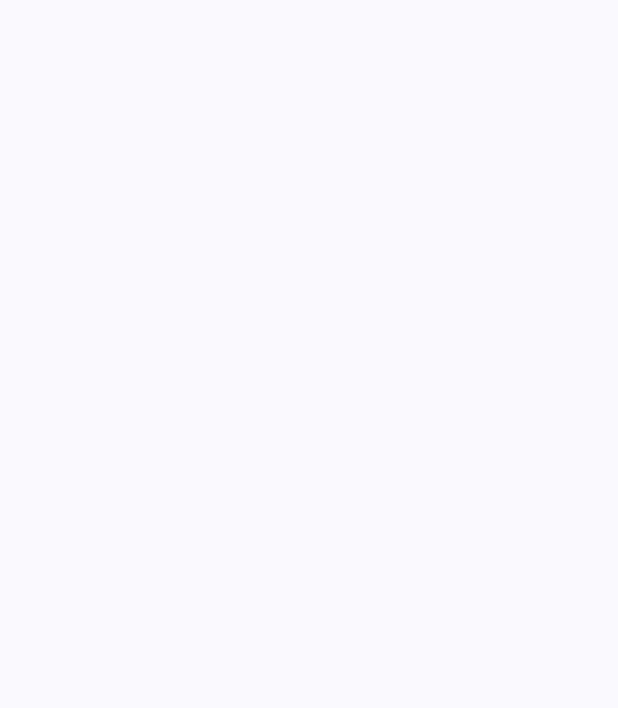
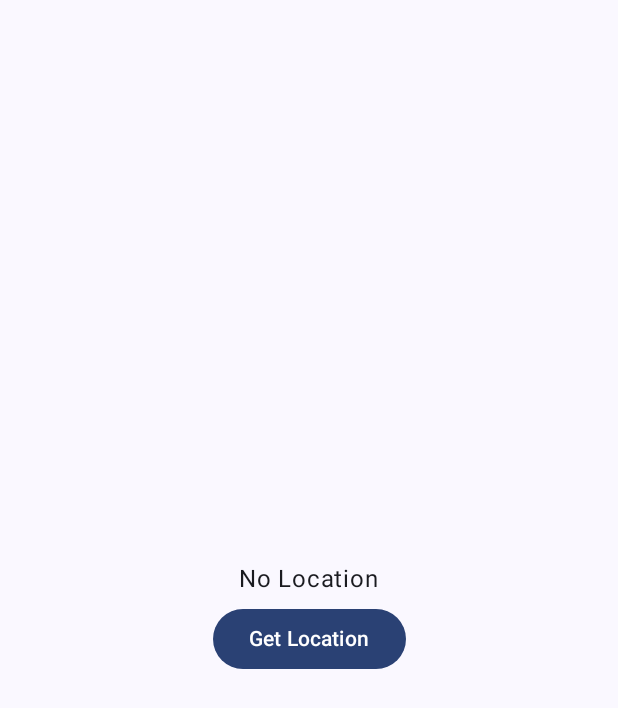
Before and after one commit to OkayAnshul/Location-App, an Android app built with Jetpack Compose: the screen it shows after launch (MainActivity), on a phone screen of 412 x 824 dp. Before the commit the part shown is empty. Shown: the top 708 px of the screen. Run offline under Robolectric (Android 15) with nearby library versions, the phone set to English and light mode, and no system bars.

Commit message:
Update LocationDisplay

```diff
--- a/app/src/main/java/com/example/mylocationapp/MainActivity.kt
+++ b/app/src/main/java/com/example/mylocationapp/MainActivity.kt
@@ -1,16 +1,29 @@
 package com.example.mylocationapp
 
+import android.content.Context
 import android.os.Bundle
+import android.Manifest
+import android.widget.Toast
 import androidx.activity.ComponentActivity
+import androidx.activity.compose.rememberLauncherForActivityResult
 import androidx.activity.compose.setContent
 import androidx.activity.enableEdgeToEdge
+import androidx.activity.result.contract.ActivityResultContracts
+import androidx.compose.foundation.layout.Arrangement
+import androidx.compose.foundation.layout.Column
+import androidx.compose.foundation.layout.Spacer
 import androidx.compose.foundation.layout.fillMaxSize
 import androidx.compose.foundation.layout.padding
+import androidx.compose.material3.Button
 import androidx.compose.material3.Scaffold
 import androidx.compose.material3.Text
 import androidx.compose.runtime.Composable
+import androidx.compose.ui.Alignment
 import androidx.compose.ui.Modifier
+import androidx.compose.ui.platform.LocalContext
 import androidx.compose.ui.tooling.preview.Preview
+import androidx.compose.ui.unit.dp
+import androidx.core.app.ActivityCompat
 import com.example.mylocationapp.ui.theme.MyLocationAppTheme
 
 class MainActivity : ComponentActivity() {
@@ -18,9 +31,10 @@ class MainActivity : ComponentActivity() {
         super.onCreate(savedInstanceState)
         enableEdgeToEdge()
         setContent {
+            val context= LocalContext.current
             MyLocationAppTheme {
                 Scaffold(modifier = Modifier.fillMaxSize()) { innerPadding ->
-                    MyApp(modifier=Modifier.padding(innerPadding))
+                    MyApp(Modifier.padding(innerPadding),context)
                 }
             }
         }
@@ -28,5 +42,49 @@ class MainActivity : ComponentActivity() {
 }
 
 @Composable
-fun MyApp(modifier:Modifier) {
+fun MyApp(modifier: Modifier,context: Context) {
+    LocationDisplay(context = context)
 }
+@Composable
+fun LocationDisplay(context:Context){
+
+    val permission= arrayOf(Manifest.permission.ACCESS_FINE_LOCATION,
+        Manifest.permission.ACCESS_COARSE_LOCATION)
+
+    val requestPermissionLauncher= rememberLauncherForActivityResult(
+        contract =ActivityResultContracts.RequestMultiplePermissions(),
+        onResult = { isGrantedPermission ->
+            if(isGrantedPermission[Manifest.permission.ACCESS_FINE_LOCATION]==true &&
+                isGrantedPermission[Manifest.permission.ACCESS_COARSE_LOCATION]==true)
+            {//I have Access to location
+            }
+            else
+            {
+                val rationaleRequired=ActivityCompat.shouldShowRequestPermissionRationale(context as MainActivity,
+                    Manifest.permission.ACCESS_FINE_LOCATION) || ActivityCompat.shouldShowRequestPermissionRationale(context,
+                        Manifest.permission.ACCESS_COARSE_LOCATION)
+                if(rationaleRequired)
+                    Toast.makeText(context,"1",Toast.LENGTH_LONG).show()
+                else
+                {
+                    Toast.makeText(context,"2",Toast.LENGTH_LONG).show()
+                }
+            }
+
+
+        }
+    )
+
+    Column(Modifier.fillMaxSize(),
+        horizontalAlignment = Alignment.CenterHorizontally,
+        verticalArrangement = Arrangement.Center) {
+        Text(text = "No Location")
+        Spacer(modifier = Modifier.padding(2.dp))
+        Button(onClick = {
+            requestPermissionLauncher.launch(permission)
+        }) {
+            Text(text = "Get Location")
+
+        }
+    }
+}
```
